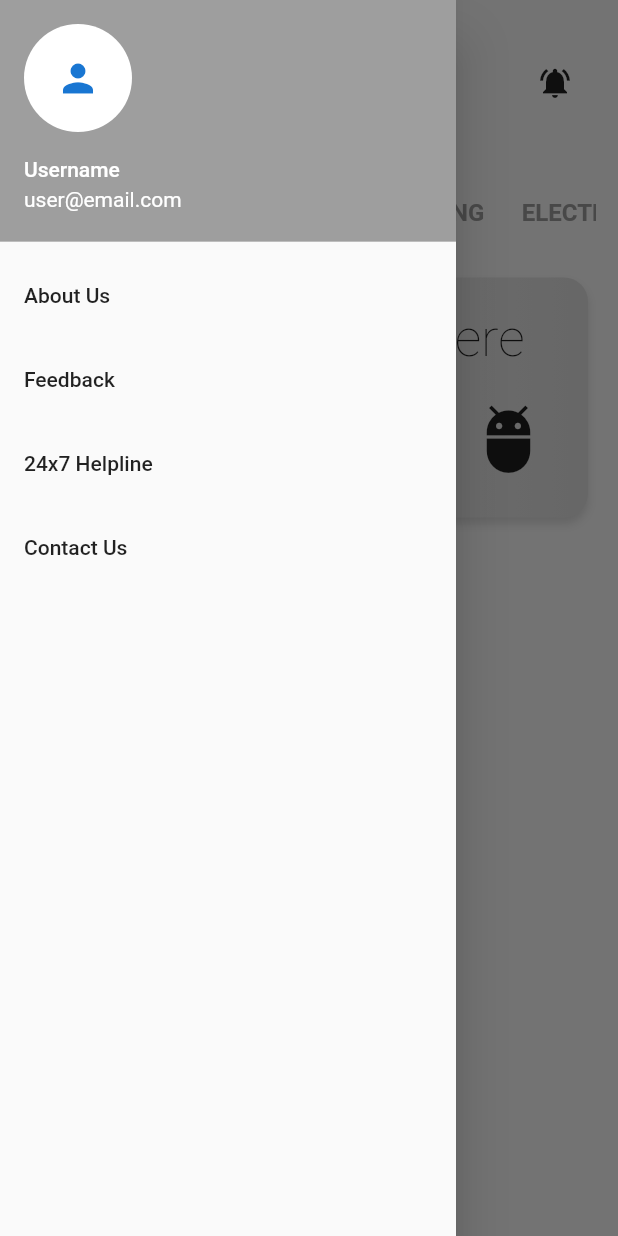
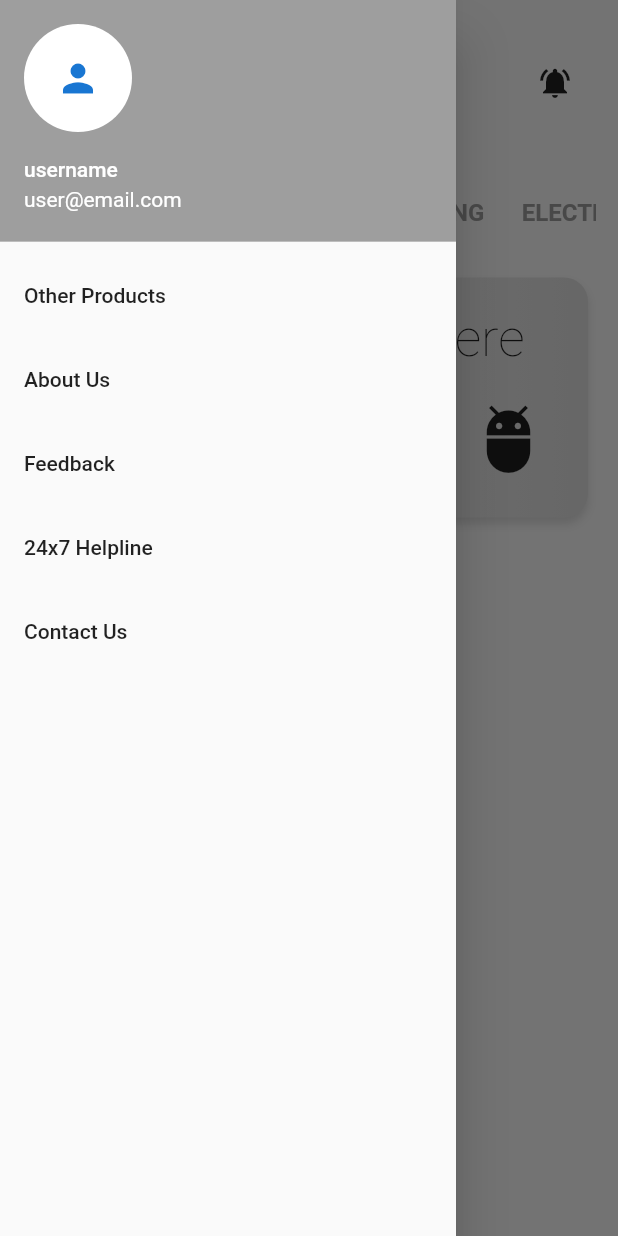
Before and after one commit to SahilKr24/sale_spree, a Flutter app: the screen it shows after launch, with the side drawer open, on a phone screen of 412 x 824 dp. Run offline on Flutter 3.47's test engine with Material 2 defaults, Android fonts, the phone set to English and light mode, and no system bars; Roboto replaces fonts that are missing (fontfamily).

Commit message:
added drawer + filler

```diff
--- a/lib/components/drawer.dart
+++ b/lib/components/drawer.dart
@@ -10,13 +10,18 @@ class HamburgerMenu extends StatelessWidget {
             decoration: BoxDecoration(
               color: Colors.grey,
             ),
-            accountName: Text("Username"),
+            accountName: Text("username"),
             accountEmail: Text("user@email.com"),
             currentAccountPicture: CircleAvatar(
               backgroundColor: Colors.white,
               child: Icon(Icons.person,
               size: 30,),
             ),
+          ),
+          ListTile(
+            title:Text("Other Products"),
+            onTap: () {
+            }
           ),
           ListTile(
             title:Text("About Us"),
```
